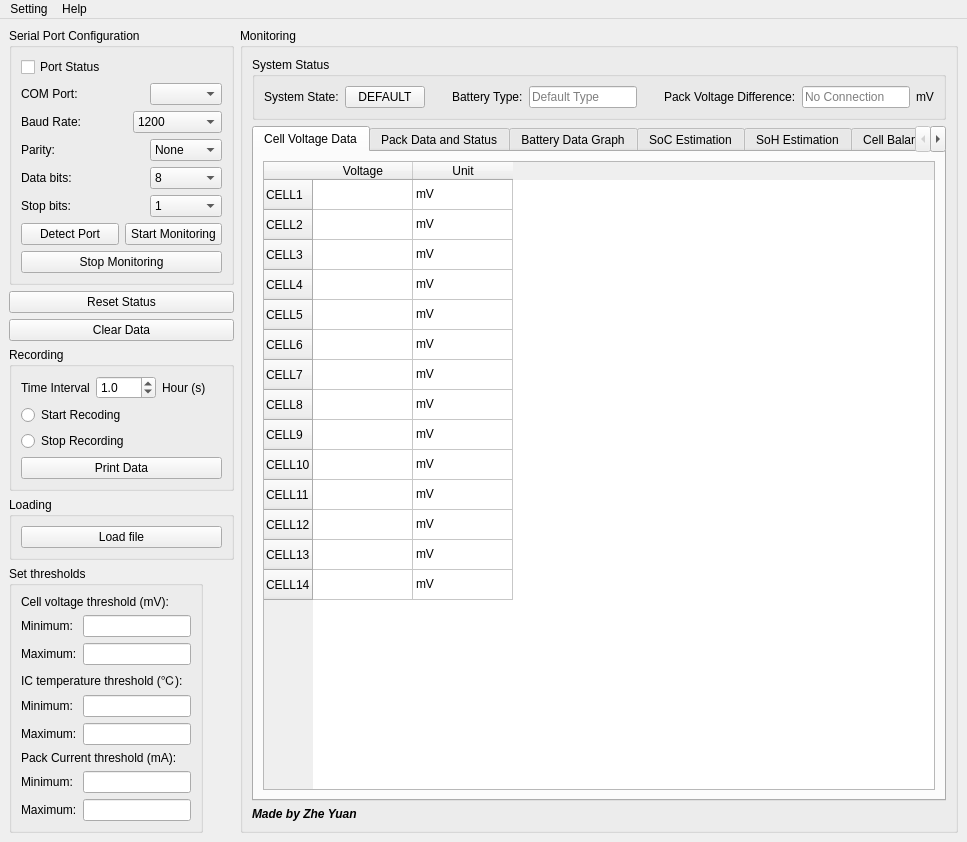
The window that UI/BMS_GUI.ui (Zyuangeorge/Third_year_project) describes before a commit, drawn with Qt 5.
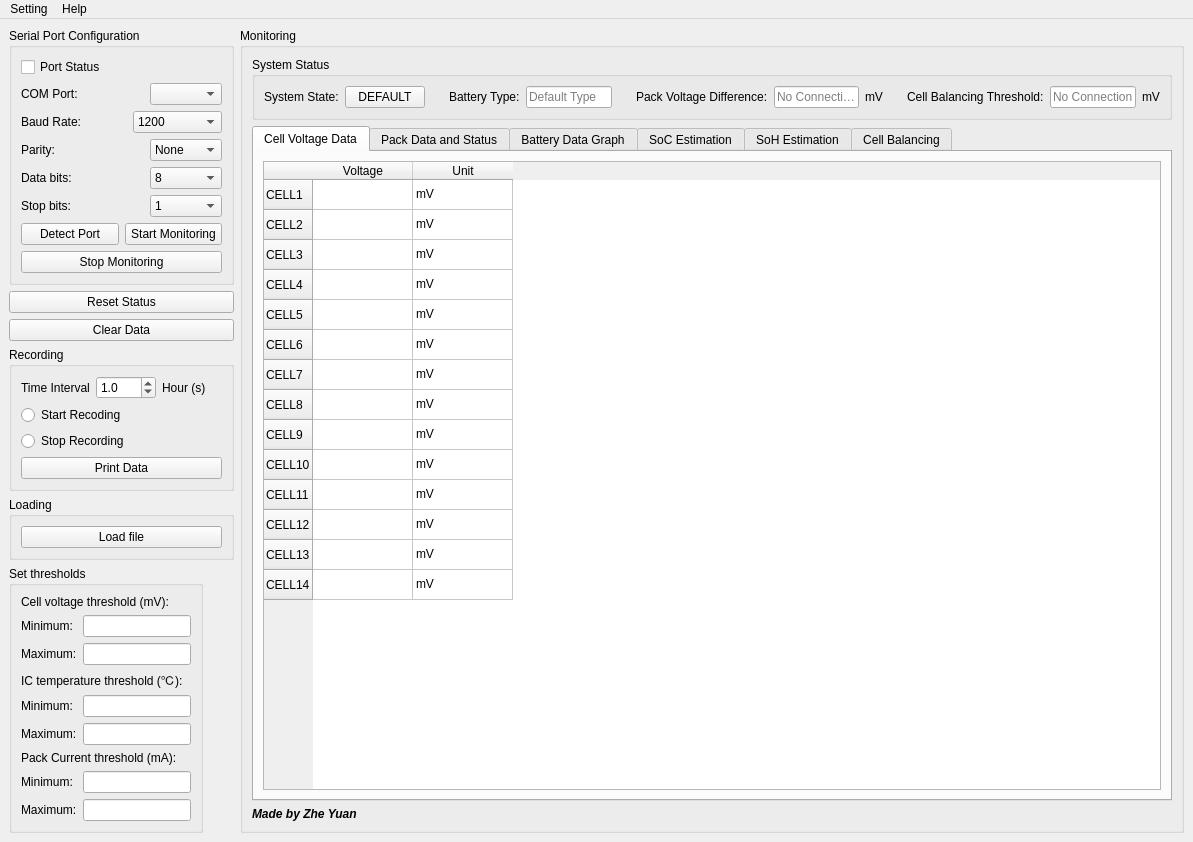
The same window after the commit.

```diff
--- a/UI/BMS_GUI.ui
+++ b/UI/BMS_GUI.ui
@@ -6,7 +6,7 @@
    <rect>
     <x>0</x>
     <y>0</y>
-    <width>967</width>
+    <width>1193</width>
     <height>791</height>
    </rect>
   </property>
@@ -647,7 +647,7 @@
             <item>
              <widget class="QLineEdit" name="batteryTypeLineEdit">
               <property name="sizePolicy">
-               <sizepolicy hsizetype="MinimumExpanding" vsizetype="Fixed">
+               <sizepolicy hsizetype="Expanding" vsizetype="Fixed">
                 <horstretch>0</horstretch>
                 <verstretch>0</verstretch>
                </sizepolicy>
@@ -678,6 +678,12 @@
             </item>
             <item>
              <widget class="QLabel" name="SystemStatusLabel_2">
+              <property name="sizePolicy">
+               <sizepolicy hsizetype="Preferred" vsizetype="Preferred">
+                <horstretch>0</horstretch>
+                <verstretch>0</verstretch>
+               </sizepolicy>
+              </property>
               <property name="text">
                <string>Pack Voltage Difference:</string>
               </property>
@@ -686,7 +692,7 @@
             <item>
              <widget class="QLineEdit" name="packVoltageDifferenceLineEdit">
               <property name="sizePolicy">
-               <sizepolicy hsizetype="MinimumExpanding" vsizetype="Fixed">
+               <sizepolicy hsizetype="Expanding" vsizetype="Fixed">
                 <horstretch>0</horstretch>
                 <verstretch>0</verstretch>
                </sizepolicy>
@@ -709,6 +715,46 @@
               </property>
              </widget>
             </item>
+            <item>
+             <spacer name="horizontalSpacer_15">
+              <property name="orientation">
+               <enum>Qt::Horizontal</enum>
+              </property>
+              <property name="sizeHint" stdset="0">
+               <size>
+                <width>40</width>
+                <height>20</height>
+               </size>
+              </property>
+             </spacer>
+            </item>
+            <item>
+             <widget class="QLabel" name="SystemStatusLabel_5">
+              <property name="text">
+               <string>Cell Balancing Threshold:</string>
+              </property>
+             </widget>
+            </item>
+            <item>
+             <widget class="QLineEdit" name="cbThresholdLineEdit">
+              <property name="sizePolicy">
+               <sizepolicy hsizetype="Expanding" vsizetype="Fixed">
+                <horstretch>0</horstretch>
+                <verstretch>0</verstretch>
+               </sizepolicy>
+              </property>
+              <property name="placeholderText">
+               <string>No Connection</string>
+              </property>
+             </widget>
+            </item>
+            <item>
+             <widget class="QLabel" name="SystemStatusLabel_46">
+              <property name="text">
+               <string>mV</string>
+              </property>
+             </widget>
+            </item>
            </layout>
           </item>
          </layout>
@@ -2088,7 +2134,7 @@
     <rect>
      <x>0</x>
      <y>0</y>
-     <width>967</width>
+     <width>1193</width>
      <height>20</height>
     </rect>
    </property>
```
